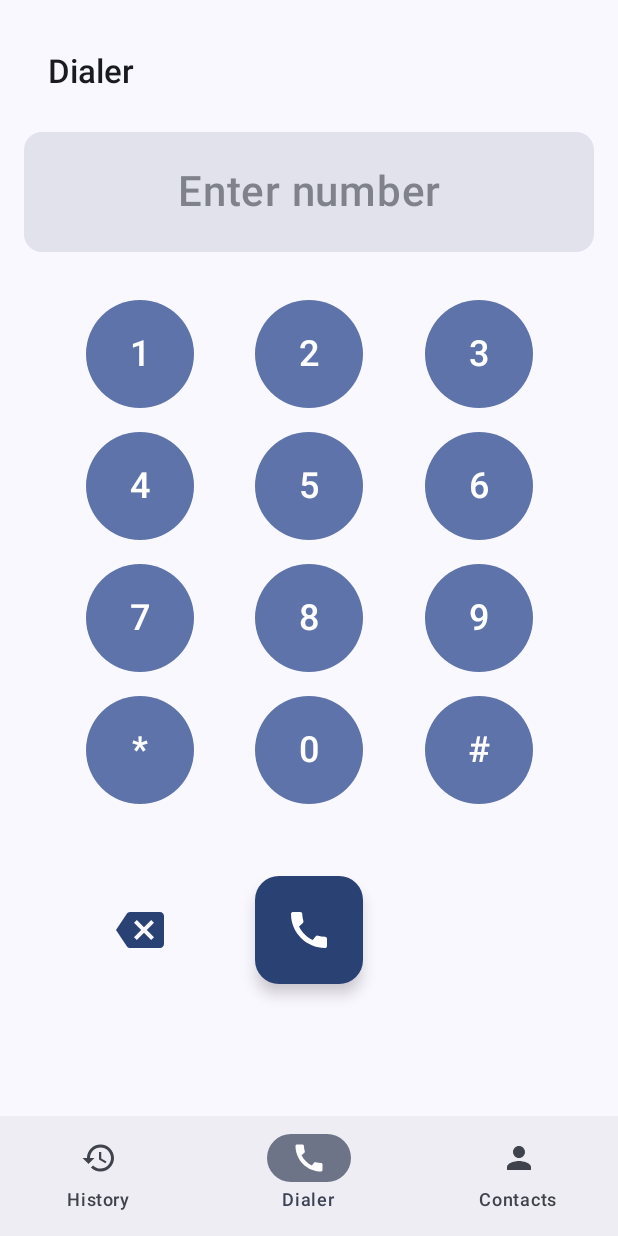
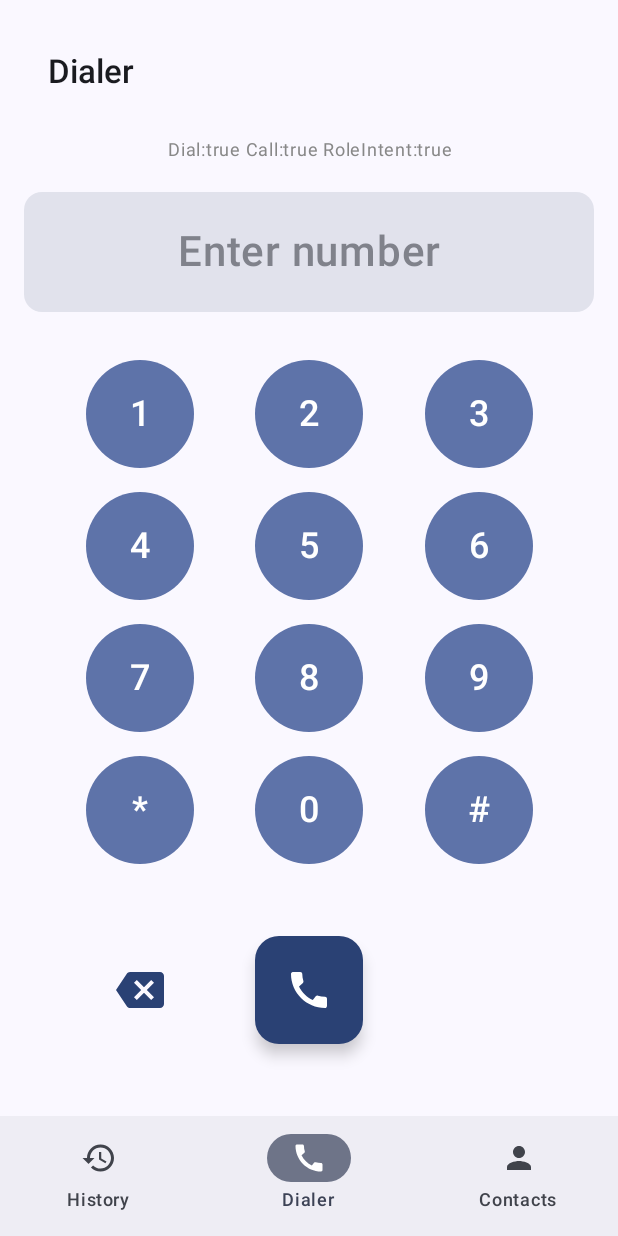
Before and after one commit to fayyaztech-sycet/DefaultDialer, an Android app built with Jetpack Compose: the screen it shows after launch (MainActivity), item 2 of the bottom bar chosen, on a phone screen of 412 x 824 dp. Run offline under Robolectric (Android 15) with nearby library versions, the phone set to English and light mode, and no system bars.

Commit message:
Add runtime diagnostics to DialerScreen to detect ACTION_DIAL/CALL resolution and RoleManager intent availability

```diff
--- a/app/src/main/java/com/sycet/defaultdialer/ui/dialer/DialerScreen.kt
+++ b/app/src/main/java/com/sycet/defaultdialer/ui/dialer/DialerScreen.kt
@@ -98,12 +98,36 @@ fun DialerScreen() {
 
     // Check if app is default dialer on launch
     LaunchedEffect(Unit) {
+        // Diagnostic checks: determine whether the app is eligible to handle
+        // tel: ACTION_DIAL/ACTION_CALL and whether RoleManager request intent is
+        // available. These logs help troubleshoot why the system may not show
+        // the app as a candidate for the Phone (dialer) role.
+        try {
+            val pm = context.packageManager
+            val pkg = context.packageName
+
+            val testDial = Intent(Intent.ACTION_DIAL, Uri.parse("tel:123"))
+            val testCall = Intent(Intent.ACTION_CALL, Uri.parse("tel:123"))
+
+            val dialResolved = pm.queryIntentActivities(testDial, PackageManager.MATCH_DEFAULT_ONLY)
+                .any { it.activityInfo.packageName == pkg }
+            val callResolved = pm.queryIntentActivities(testCall, PackageManager.MATCH_DEFAULT_ONLY)
+                .any { it.activityInfo.packageName == pkg }
+
+            val roleRequestIntent = roleManager?.createRequestRoleIntent(RoleManager.ROLE_DIALER)
+
+            android.util.Log.d("Dialer-DEBUG", "eligible: dialResolved=$dialResolved, callResolved=$callResolved, roleIntentNull=${roleRequestIntent==null}")
+        } catch (e: Exception) {
+            android.util.Log.w("Dialer-DEBUG", "eligiblity check failed", e)
+        }
+
         if (Build.VERSION.SDK_INT >= Build.VERSION_CODES.Q) {
             val isDefaultDialer = roleManager?.isRoleHeld(RoleManager.ROLE_DIALER) ?: false
             if (!isDefaultDialer) {
                 // Request to be set as default dialer
                 val intent = roleManager?.createRequestRoleIntent(RoleManager.ROLE_DIALER)
                 intent?.let { defaultDialerLauncher.launch(it) }
+                android.util.Log.d("Dialer-DEBUG", "App is not default dialer; tried to launch role request intent: ${intent != null}")
             } else {
                 // If already default dialer, request call monitoring permissions
                 requestCallMonitoringPermissions(context, multiplePermissionsLauncher)
@@ -111,6 +135,25 @@ fun DialerScreen() {
         } else {
             // For older Android versions, just request call monitoring permissions
             requestCallMonitoringPermissions(context, multiplePermissionsLauncher)
+        }
+    }
+
+    // Simple debug indicator visible in the UI to show default-role eligibility
+    var eligibleText by remember { mutableStateOf("Checking default-eligibility…") }
+    LaunchedEffect(Unit) {
+        try {
+            val pm = context.packageManager
+            val pkg = context.packageName
+            val testDial = Intent(Intent.ACTION_DIAL, Uri.parse("tel:123"))
+            val testCall = Intent(Intent.ACTION_CALL, Uri.parse("tel:123"))
+            val dialResolved = pm.queryIntentActivities(testDial, PackageManager.MATCH_DEFAULT_ONLY)
+                .any { it.activityInfo.packageName == pkg }
+            val callResolved = pm.queryIntentActivities(testCall, PackageManager.MATCH_DEFAULT_ONLY)
+                .any { it.activityInfo.packageName == pkg }
+            val roleRequestIntent = roleManager?.createRequestRoleIntent(RoleManager.ROLE_DIALER)
+            eligibleText = "Dial:$dialResolved Call:$callResolved RoleIntent:${roleRequestIntent != null}"
+        } catch (e: Exception) {
+            eligibleText = "Eligibility check failed"
         }
     }
 
@@ -122,6 +165,14 @@ fun DialerScreen() {
             horizontalAlignment = Alignment.CenterHorizontally
     ) {
         TopAppBar(title = { Text("Dialer") })
+        // Debug: show eligibility status for being a default dialer
+        androidx.compose.material3.Text(
+            text = eligibleText,
+            fontSize = 12.sp,
+            color = Color.Gray,
+            modifier = Modifier.fillMaxWidth().padding(top = 8.dp, bottom = 8.dp),
+            textAlign = TextAlign.Center
+        )
         // bring background in sync with app theme
         Spacer(modifier = Modifier.height(8.dp))
         // Phone number display
```
